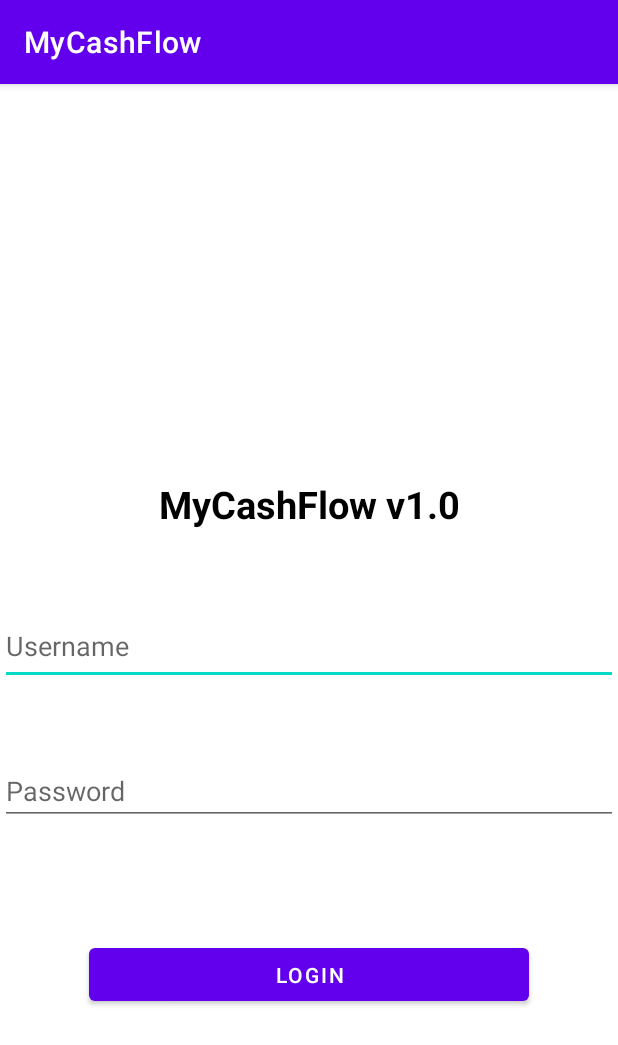
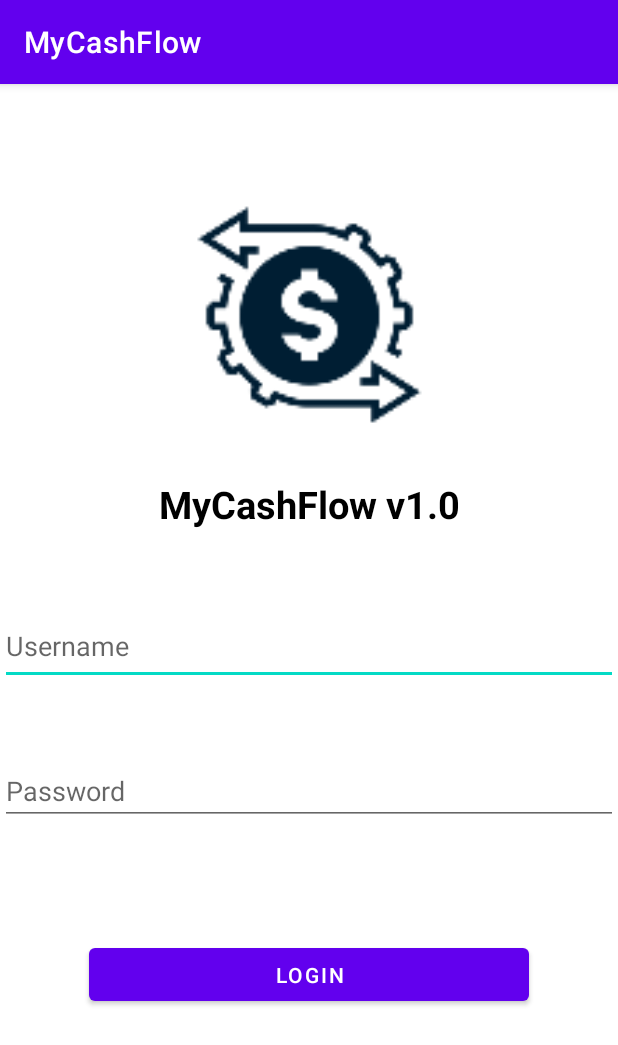
Before and after one commit to mohkhoirularifin/MyCashFlow, an Android app: the screen it shows after launch (MainActivity), on a phone screen of 412 x 824 dp. Shown: the top 1045 px of the screen. Run offline under Robolectric (Android 15) with nearby library versions, the phone set to English and light mode, and no system bars.

Commit message:
Update activity_main.xml

```diff
--- a/app/src/main/res/layout/activity_main.xml
+++ b/app/src/main/res/layout/activity_main.xml
@@ -50,7 +50,7 @@
         app:layout_constraintEnd_toEndOf="parent"
         app:layout_constraintStart_toStartOf="parent"
         app:layout_constraintTop_toTopOf="parent"
-        app:srcCompat="@mipmap/" />
+        app:srcCompat="@mipmap/ic_launcher_awal_foreground" />
 
     <TextView
         android:id="@+id/textView"
```
